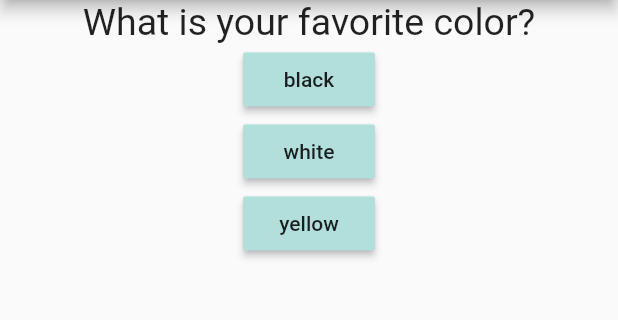
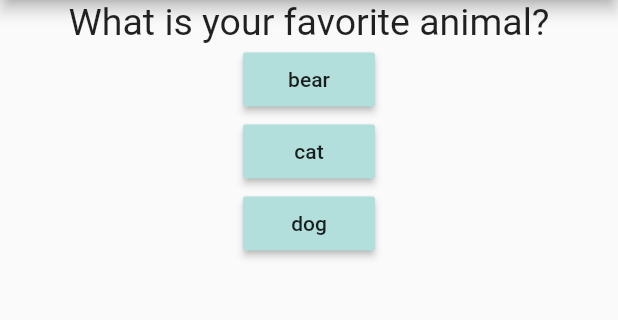
Before and after one commit to hashirshoaeb/flutter-tales, a Flutter app: the screen it shows after launch, after a tap on "black", on a phone screen of 412 x 824 dp, the part 84-404 px from its top. Run offline on Flutter 3.47's test engine with Material 2 defaults, Android fonts, the phone set to English and light mode, and no system bars.

Commit message:
little glitch

```diff
--- a/lib/main.dart
+++ b/lib/main.dart
@@ -16,11 +16,6 @@ class _MyAppState extends State<MyApp> {
   int _questionIndex = 0;
   // int ctr=0;
   final questions = [
-    new Q(questionText: "What is your favorite color?", answers: [
-      'black',
-      'white',
-      'yellow',
-    ]),
     new Q(questionText: "What is your favorite color?", answers: [
       'black',
       'white',
```
